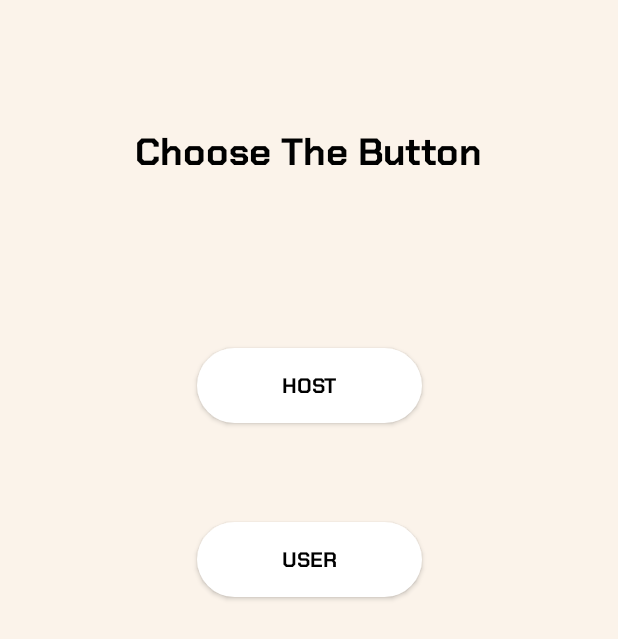
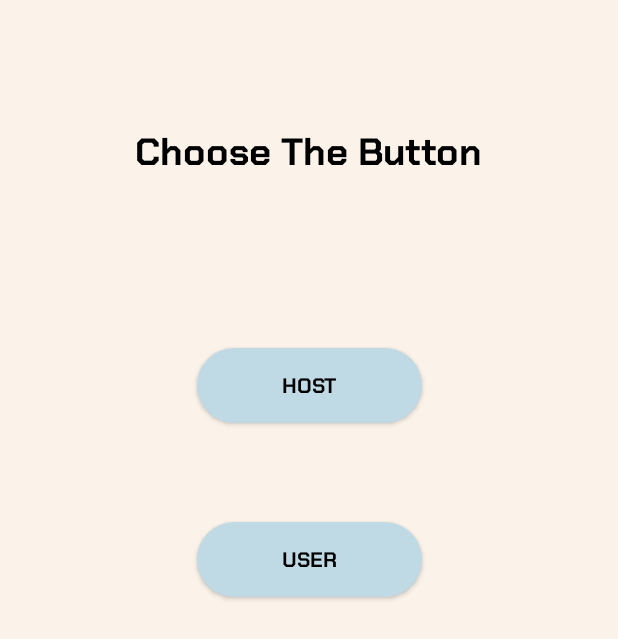
Before and after one commit to UnreaLin01/LETS_BUZZ, an Android app: the screen it shows after launch (MainActivity), on a phone screen of 412 x 824 dp. Shown: the top 639 px of the screen. Run offline under Robolectric (Android 15) with nearby library versions, the phone set to English and light mode, and no system bars.

```diff
--- a/app/src/main/res/drawable/background_btn.xml
+++ b/app/src/main/res/drawable/background_btn.xml
@@ -2,7 +2,7 @@
 <selector xmlns:android="http://schemas.android.com/apk/res/android">
     <item>
         <shape>
-            <solid android:color="@color/white"/>
+            <solid android:color="@color/teal_200"/>
             <corners android:radius="25sp"/>
 
 
```
